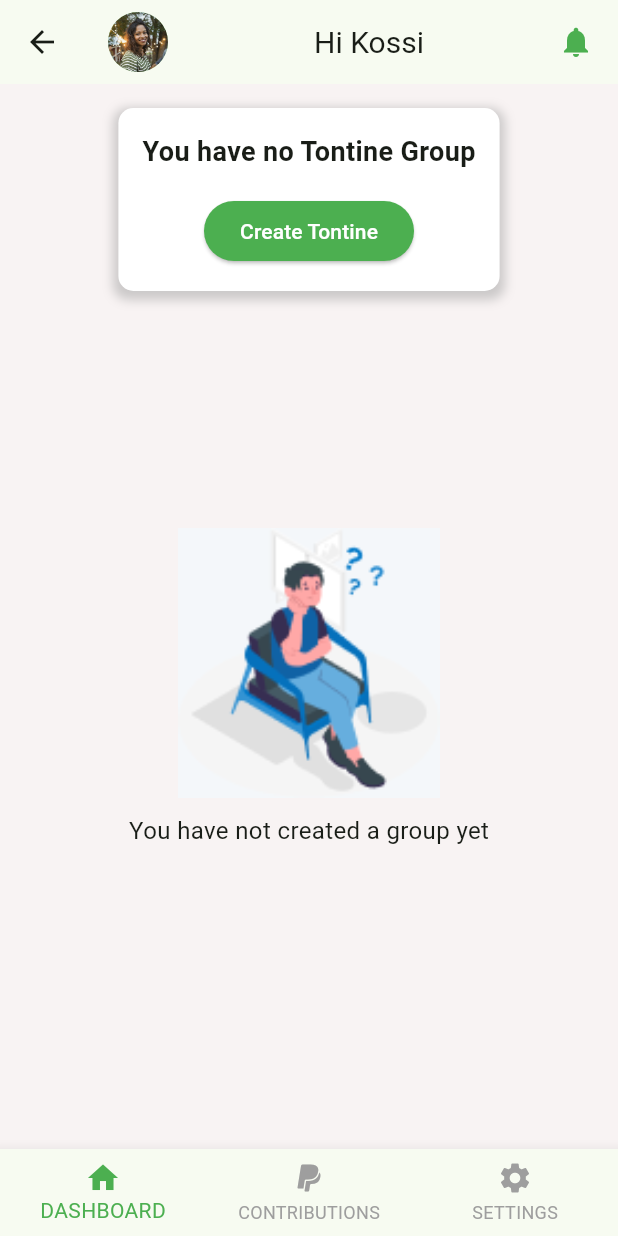
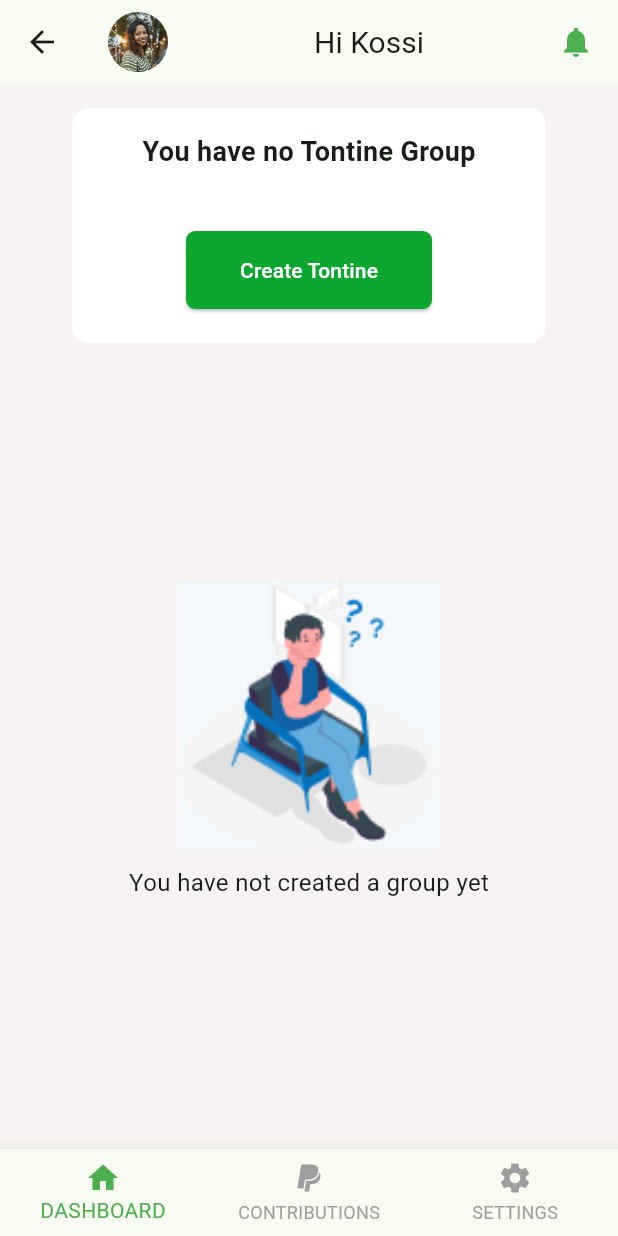
Before and after one commit to Samsonroyal/Tontineo, a Flutter app: the TontineHomePage screen opened by its route, on a phone screen of 412 x 824 dp. Run offline on Flutter 3.47's test engine with Material 3 defaults, Android fonts, the light colour scheme and no system bars.

Commit message:
removed key word

```diff
--- a/lib/tontine_home_page.dart
+++ b/lib/tontine_home_page.dart
@@ -8,7 +8,7 @@ class TontineHomePage extends StatelessWidget {
     return Scaffold(
       backgroundColor: Color.fromRGBO(248, 243, 243, 1),
       appBar: AppBar(
-        title: Row(
+        title: const Row(
           mainAxisAlignment: MainAxisAlignment.start,
           crossAxisAlignment: CrossAxisAlignment.center,
           children: [
@@ -34,19 +34,13 @@ class TontineHomePage extends StatelessWidget {
           children: [
             // Column like a pop-up
             Container(
+              width: 315.458984375,
+              height: 156.80709838867188,
+              decoration: BoxDecoration(
+                borderRadius: BorderRadius.circular(11.06873607635498),
+                color: Colors.white,
+              ),
               padding: EdgeInsets.all(16.0),
-              decoration: BoxDecoration(
-                color: Colors.white,
-                borderRadius: BorderRadius.circular(10.0),
-                boxShadow: [
-                  BoxShadow(
-                    color: Colors.grey.withOpacity(0.5),
-                    spreadRadius: 3,
-                    blurRadius: 5,
-                    offset: Offset(0, 3),
-                  ),
-                ],
-              ),
               child: Column(
                 crossAxisAlignment: CrossAxisAlignment.center,
                 children: [
@@ -58,15 +52,19 @@ class TontineHomePage extends StatelessWidget {
                     ),
                   ),
                   const SizedBox(
-                    height: 16.0,
+                    height: 40.0,
                   ),
                   ElevatedButton(
                     onPressed: () {
                       // Add your button action here
                     },
                     style: ElevatedButton.styleFrom(
-                      primary:
-                          Colors.green, // Set the background color to green
+                      primary: Color(0xff0da62f),
+                      padding: EdgeInsets.all(16.0),
+                      shape: RoundedRectangleBorder(
+                        borderRadius: BorderRadius.circular(6.0),
+                      ),
+                      minimumSize: Size(164, 46),
                     ),
                     child: Text(
                       "Create Tontine",
@@ -99,6 +97,7 @@ class TontineHomePage extends StatelessWidget {
           ],
         ),
       ),
+
       bottomNavigationBar: BottomNavigationBar(
         items: [
           BottomNavigationBarItem(
@@ -115,11 +114,25 @@ class TontineHomePage extends StatelessWidget {
           ),
         ],
         type: BottomNavigationBarType.fixed,
-      selectedItemColor: Colors.green,
-      unselectedItemColor: Colors.grey,
-      showSelectedLabels: true,
-      showUnselectedLabels: true,
-    ),
+        selectedItemColor: Colors.green,
+        unselectedItemColor: Colors.grey,
+        showSelectedLabels: true,
+        showUnselectedLabels: true,
+        onTap: (index) {
+          switch (index) {
+            case 0:
+              Navigator.popAndPushNamed(context, '/home');
+              break;
+            case 1:
+              Navigator.popAndPushNamed(context, '/contributions');
+              break;
+            case 2:
+              Navigator.popAndPushNamed(context, '/settings');
+              break;
+          }
+        },
+      ),
+
     );
   }
 }
```
